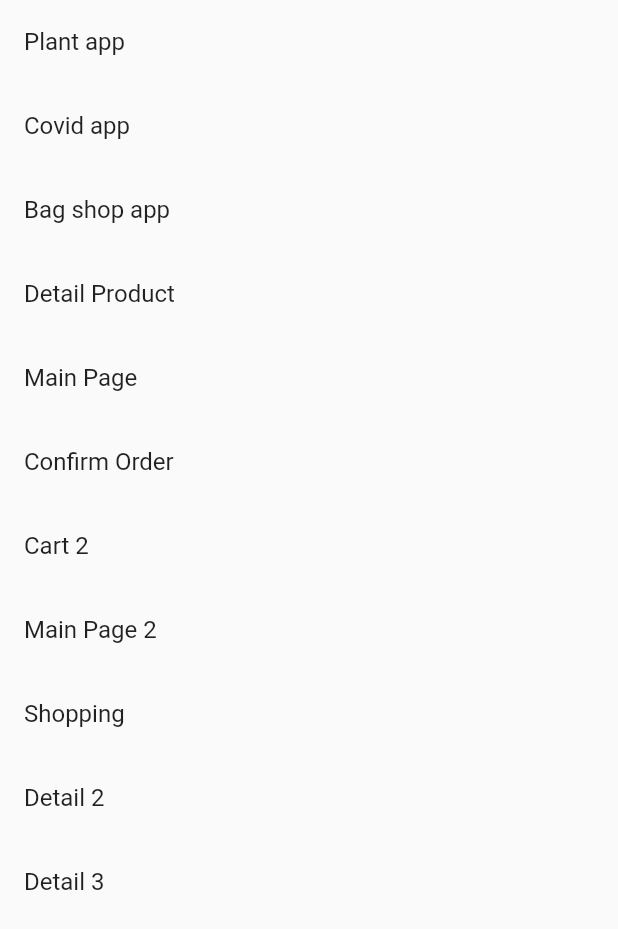
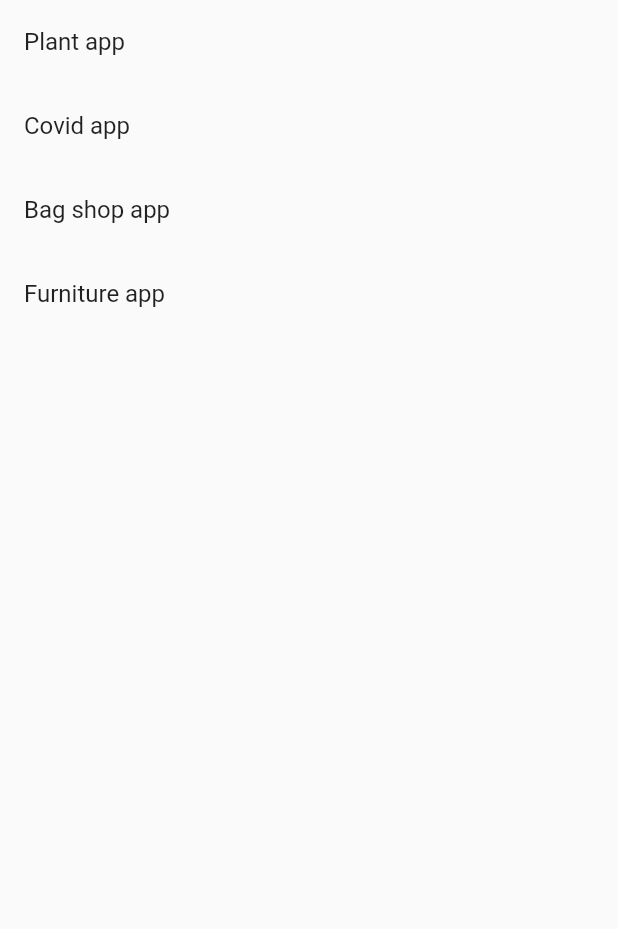
Before and after one commit to doivjpxx/flutter_practice_ui, a Flutter app: the screen it shows after launch, on a phone screen of 412 x 824 dp. Shown: the top 929 px of the screen. Run offline on Flutter 3.47's test engine with Material 2 defaults, Android fonts, the phone set to English and light mode, and no system bars; our stand-ins replace flutter_svg.

Commit message:
init furniture app

```diff
--- a/lib/main.dart
+++ b/lib/main.dart
@@ -2,6 +2,7 @@ import 'package:flutter/material.dart';
 import 'package:flutter_practice_ui/pages/bagshop_app/bagshop_app.dart';
 import 'package:flutter_practice_ui/pages/covid_app/main_page.dart';
 import 'package:flutter_practice_ui/main_page.dart';
+import 'package:flutter_practice_ui/pages/furniture_app/furniture_main.dart';
 import 'package:flutter_practice_ui/pages/plant_app/plant_app.dart';
 
 void main() => runApp(MyApp());
@@ -13,7 +14,8 @@ class MyApp extends StatelessWidget {
       '/': (_) => MyMainPage(),
       '/first': (_) => MyPlantApp(),
       '/second': (_) => MyCovidAppPage(),
-      '/third': (_) => BagShopApp()
+      '/third': (_) => BagShopApp(),
+      '/four': (_) => FurnitureMainApp()
     });
   }
 }
--- a/lib/main_page.dart
+++ b/lib/main_page.dart
@@ -29,28 +29,7 @@ class MyMainPage extends StatelessWidget {
         _title = 'Bag shop app';
         break;
       case 3:
-        _title = 'Detail Product';
-        break;
-      case 4:
-        _title = 'Main Page';
-        break;
-      case 5:
-        _title = 'Confirm Order';
-        break;
-      case 6:
-        _title = 'Cart 2';
-        break;
-      case 7:
-        _title = 'Main Page 2';
-        break;
-      case 8:
-        _title = 'Shopping';
-        break;
-      case 9:
-        _title = 'Detail 2';
-        break;
-      case 10:
-        _title = 'Detail 3';
+        _title = 'Furniture app';
         break;
       default:
         break;
@@ -72,27 +51,6 @@ class MyMainPage extends StatelessWidget {
       case 3:
         Navigator.pushNamed(context, '/four');
         break;
-      case 4:
-        Navigator.pushNamed(context, '/five');
-        break;
-      case 5:
-        Navigator.pushNamed(context, '/six');
-        break;
-      case 6:
-        Navigator.pushNamed(context, '/seven');
-        break;
-      case 7:
-        Navigator.pushNamed(context, '/eight');
-        break;
-      case 8:
-        Navigator.pushNamed(context, '/nine');
-        break;
-      case 9:
-        Navigator.pushNamed(context, '/ten');
-        break;
-      case 10:
-        Navigator.pushNamed(context, '/eleven');
-        break;
       default:
         break;
     }
--- /dev/null
+++ b/lib/pages/furniture_app/furniture_main.dart
@@ -0,0 +1,14 @@
+import 'package:flutter/material.dart';
+
+class FurnitureMainApp extends StatelessWidget {
+  @override
+  Widget build(BuildContext context) {
+    return MaterialApp(
+      title: 'Furniture app',
+      theme: ThemeData(
+        visualDensity: VisualDensity.adaptivePlatformDensity,
+      ),
+      home: Scaffold(),
+    );
+  }
+}
```
